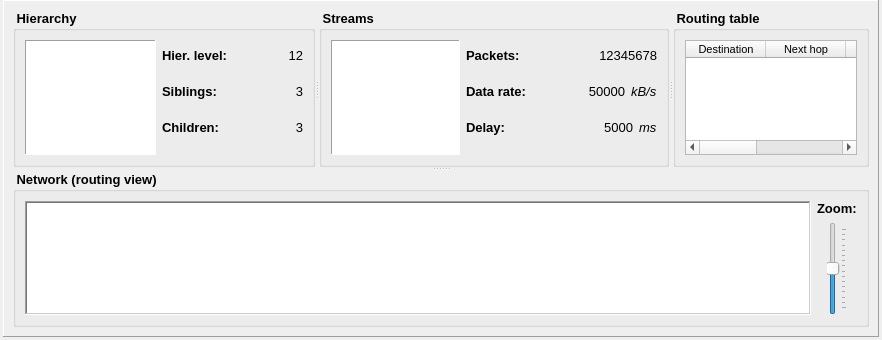
This is Homer/forms/Widgets/OverviewNetworkSimulationWidget.ui in Homer-Conferencing/Homer-Conferencing as Qt 5 draws it before an edit. The edited form follows.
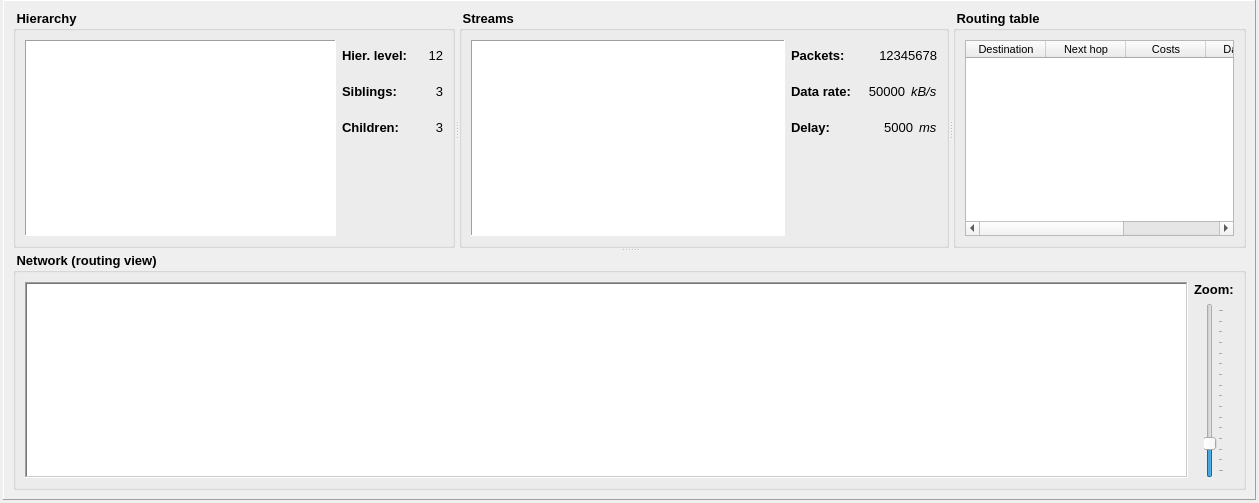
This is the edited form.

Commit message: - extended simulation

Diff of the .ui file:
```diff
--- a/Homer/forms/Widgets/OverviewNetworkSimulationWidget.ui
+++ b/Homer/forms/Widgets/OverviewNetworkSimulationWidget.ui
@@ -6,8 +6,8 @@
    <rect>
     <x>0</x>
     <y>0</y>
-    <width>882</width>
-    <height>340</height>
+    <width>1259</width>
+    <height>503</height>
    </rect>
   </property>
   <property name="font">
@@ -108,7 +108,7 @@
                    <widget class="QLabel" name="label_2">
                     <property name="minimumSize">
                      <size>
-                      <width>80</width>
+                      <width>70</width>
                       <height>30</height>
                      </size>
                     </property>
@@ -143,7 +143,7 @@
                    <widget class="QLabel" name="mLbHierarchyLevel">
                     <property name="minimumSize">
                      <size>
-                      <width>50</width>
+                      <width>20</width>
                       <height>0</height>
                      </size>
                     </property>
@@ -169,7 +169,7 @@
                    <widget class="QLabel" name="label_6">
                     <property name="minimumSize">
                      <size>
-                      <width>80</width>
+                      <width>70</width>
                       <height>30</height>
                      </size>
                     </property>
@@ -227,7 +227,7 @@
                    <widget class="QLabel" name="label_7">
                     <property name="minimumSize">
                      <size>
-                      <width>80</width>
+                      <width>70</width>
                       <height>30</height>
                      </size>
                     </property>
@@ -344,7 +344,7 @@
                    <widget class="QLabel" name="mLbPacketsDesc">
                     <property name="minimumSize">
                      <size>
-                      <width>80</width>
+                      <width>65</width>
                       <height>30</height>
                      </size>
                     </property>
@@ -379,7 +379,7 @@
                    <widget class="QLabel" name="mLbPackets">
                     <property name="minimumSize">
                      <size>
-                      <width>100</width>
+                      <width>70</width>
                       <height>0</height>
                      </size>
                     </property>
@@ -405,7 +405,7 @@
                    <widget class="QLabel" name="label">
                     <property name="minimumSize">
                      <size>
-                      <width>80</width>
+                      <width>65</width>
                       <height>30</height>
                      </size>
                     </property>
@@ -437,7 +437,7 @@
                    <widget class="QLabel" name="mLbDataRate">
                     <property name="minimumSize">
                      <size>
-                      <width>60</width>
+                      <width>40</width>
                       <height>0</height>
                      </size>
                     </property>
@@ -477,7 +477,7 @@
                    <widget class="QLabel" name="label_4">
                     <property name="minimumSize">
                      <size>
-                      <width>80</width>
+                      <width>65</width>
                       <height>30</height>
                      </size>
                     </property>
@@ -690,7 +690,7 @@
                   <number>175</number>
                  </property>
                  <property name="value">
-                  <number>100</number>
+                  <number>50</number>
                  </property>
                  <property name="tracking">
                   <bool>true</bool>
```
Left out of the diff: 2 changed lines with no effect on the pictures. The commit also changes 10 other files.
